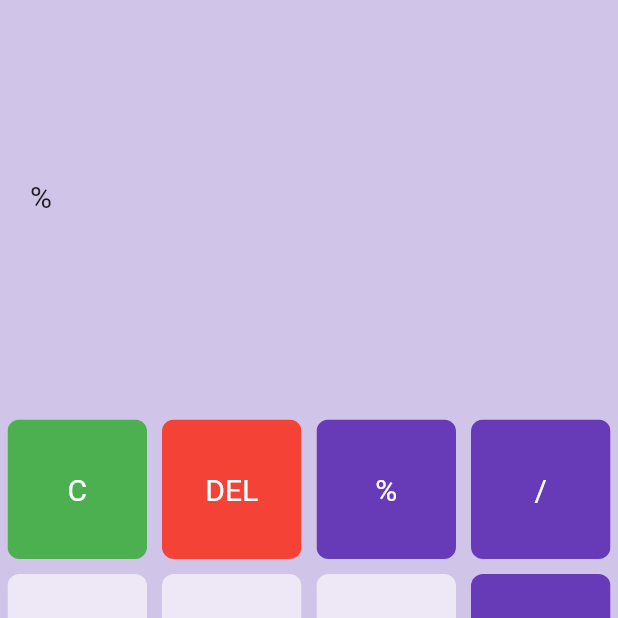
After one commit to Dhrumi-Kansara/flutter-calculator, a Flutter app: the screen it shows after launch, after a tap on an icon or button, on a phone screen of 412 x 824 dp, the top half of it. The commit adds this screen. Run offline on Flutter 3.47's test engine with Material 2 defaults, Android fonts, the phone set to English and light mode, and no system bars; our stand-ins replace math_expressions.

Commit message:
evalution, landscape and potrait mode

```diff
--- /dev/null
+++ b/lib/build_potrait.dart
@@ -0,0 +1,103 @@
+import 'package:flutter/material.dart';
+import './button.dart';
+import './model/calculator.dart';
+
+class BuildPotrait extends StatefulWidget {
+  const BuildPotrait({Key? key}) : super(key: key);
+
+  @override
+  State<BuildPotrait> createState() => _BuildPotraitState();
+}
+
+class _BuildPotraitState extends State<BuildPotrait> {
+  Calculator cal = Calculator();
+
+  String userQuestion = '';
+  String userAnswer = '';
+
+  final List<String> buttons = Calculator.buttonsPotrait;
+
+  @override
+  Widget build(BuildContext context) {
+    return Column(
+      children: [
+        /* input section */
+        Expanded(
+          child: Container(
+            child: Column(
+              mainAxisAlignment: MainAxisAlignment.spaceEvenly,
+              children: [
+                SizedBox(
+                  height: 50,
+                ),
+                Container(
+                  padding: EdgeInsets.all(20),
+                  alignment: Alignment.centerLeft,
+                  child: Text(
+                    userQuestion,
+                    style: TextStyle(fontSize: 20),
+                  ),
+                ),
+                Container(
+                  padding: EdgeInsets.all(20),
+                  alignment: Alignment.centerRight,
+                  child: Text(
+                    userAnswer,
+                    style: TextStyle(fontSize: 20),
+                  ),
+                ),
+              ],
+            ),
+          ),
+        ),
+        Expanded(
+          /* button section */
+          flex: 2,
+          child: GridView.builder(
+            itemCount: buttons.length,
+            gridDelegate: SliverGridDelegateWithFixedCrossAxisCount(
+              crossAxisCount: 4,
+            ),
+            itemBuilder: (BuildContext context, int index) {
+              Color? btnColor = Colors.deepPurple[50];
+              Color textColor = Colors.deepPurple;
+
+              if (buttons[index] == "C") {
+                btnColor = Colors.green;
+                textColor = Colors.white;
+              } else if (buttons[index] == "DEL") {
+                btnColor = Colors.red;
+                textColor = Colors.white;
+              } else if (cal.isOperatior(buttons[index])) {
+                btnColor = Colors.deepPurple;
+                textColor = Colors.white;
+              }
+
+              return MyButton(
+                  color: btnColor!,
+                  textColor: textColor,
+                  buttonText: buttons[index],
+                  buttonTapped: () {
+                    if (["ANS", '='].contains(buttons[index])) {
+                      String answer = cal.calculateResult(userQuestion);
+                      setState(() {
+                        userAnswer = answer;
+                      });
+                    } else {
+                      String question = cal.onPressend(
+                          index: index,
+                          buttons: buttons,
+                          userAnswer: userAnswer,
+                          userQuestion: userQuestion);
+                      setState(() {
+                        userQuestion = question;
+                      });
+                    }
+                  });
+            },
+          ),
+        ),
+      ],
+    );
+  }
+}
--- a/lib/main.dart
+++ b/lib/main.dart
@@ -1,7 +1,8 @@
 /* calculator 5:0 */
+import 'package:calculator/build_landscape.dart';
 
+import './build_potrait.dart';
 import 'package:flutter/material.dart';
-import './calculator.dart';
 
 void main() {
   runApp(const MyApp());
@@ -19,7 +20,18 @@ class MyApp extends StatelessWidget {
       theme: ThemeData(
         primarySwatch: Colors.blue,
       ),
-      home: const Calculator(),
+      home: SafeArea(
+        child: Scaffold(
+          backgroundColor: Colors.deepPurple[100],
+          body: OrientationBuilder(
+            builder: (context, orientation) =>
+              orientation == Orientation.portrait
+                  ? BuildPotrait()
+                  : BuildLandscape()
+            ,
+          ),
+        ),
+      ),
     );
   }
 }
--- /dev/null
+++ b/lib/model/calculator.dart
@@ -0,0 +1,127 @@
+import 'package:math_expressions/math_expressions.dart';
+
+class Calculator {
+
+  static final List<String> buttons = [
+    'C',
+    'DEL',
+    '%',
+    '/',
+    '9',
+    '8',
+    '7',
+    'x',
+    '6',
+    '5',
+    '4',
+    '-',
+    '3',
+    '2',
+    '1',
+    '+',
+    '0',
+    '.',
+    'ANS',
+    '=',
+  ];
+
+static final List<String> buttonsLandscape = [
+    'C',
+    'DEL',
+    '%',
+    '/',
+    '-',
+    'x',
+    '+',
+    '=',
+    '9',
+    '8',
+    '7',
+
+    '6',
+    '5',
+    '4',
+
+    '3',
+    '2',
+    '1',
+
+    '0',
+    '.',
+    'ANS',
+
+  ];
+
+static final List<String> buttonsPotrait = [
+    'C',
+    'DEL',
+    '%',
+    '/',
+    '9',
+    '8',
+    '7',
+    'x',
+    '6',
+    '5',
+    '4',
+    '-',
+    '3',
+    '2',
+    '1',
+    '+',
+    '0',
+    '.',
+    'ANS',
+    '=',
+  ];
+
+
+
+  bool isOperatior(String str) {
+    if (['%', '/', 'x', '-', '+', '='].contains(str)) {
+      return true;
+    }
+    return false;
+  }
+
+  String calculateResult(String userQuestion) {
+    String finalQuestion = userQuestion;
+    finalQuestion = finalQuestion.replaceAll('x', '*');
+
+    Parser p = Parser();
+    Expression exp = p.parse(finalQuestion);
+    ContextModel cm = ContextModel();
+    double eval = exp.evaluate(EvaluationType.REAL, cm);
+
+    String userAnswer = eval.toString();
+
+    return userAnswer;
+  }
+
+  String onPressend({
+  required List<String> buttons,
+  required String userQuestion,
+  required String userAnswer,
+  required int index,
+}) {
+  if (buttons[index] == "C") {
+
+    userQuestion = "";
+
+  } else if (buttons[index] == "DEL") {
+
+    userQuestion = userQuestion.substring(
+      0,
+      userQuestion.length - 1,
+    );
+
+  } else {
+
+    userQuestion = userQuestion + buttons[index];
+
+  }
+
+  return userQuestion;
+}
+
+}
```
Also changed, not shown: lib/build_landscape.dart (added, +103 -0 lines), lib/calculator.dart (deleted, +0 -137 lines), pubspec.yaml (+4 -11 lines), pubspec.lock.
